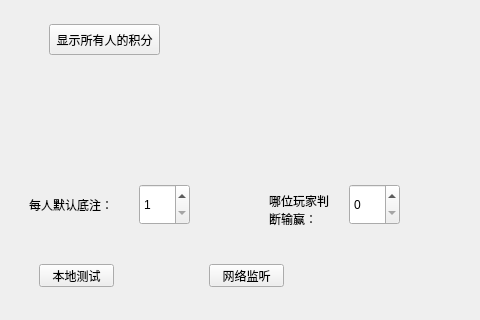
Before: the Qt Designer form single_server/poker_server.ui in Sakuramw/multiplePoker, drawn with Qt 5; both pictures show x 311 to 791 and y 236 to 556 of the 791 by 556 pixel window.
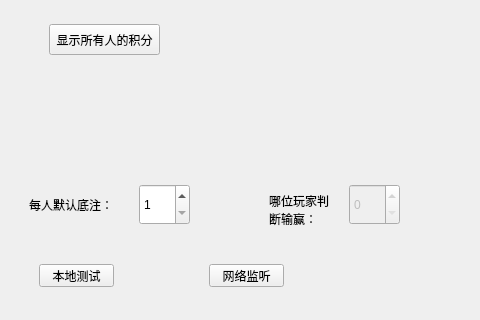
After: the same form once the commit is applied.

What changed in the file:
```diff
--- a/single_server/poker_server.ui
+++ b/single_server/poker_server.ui
@@ -95,6 +95,9 @@
    </property>
   </widget>
   <widget class="QSpinBox" name="spinBox_id">
+   <property name="enabled">
+    <bool>false</bool>
+   </property>
    <property name="geometry">
     <rect>
      <x>660</x>
```
